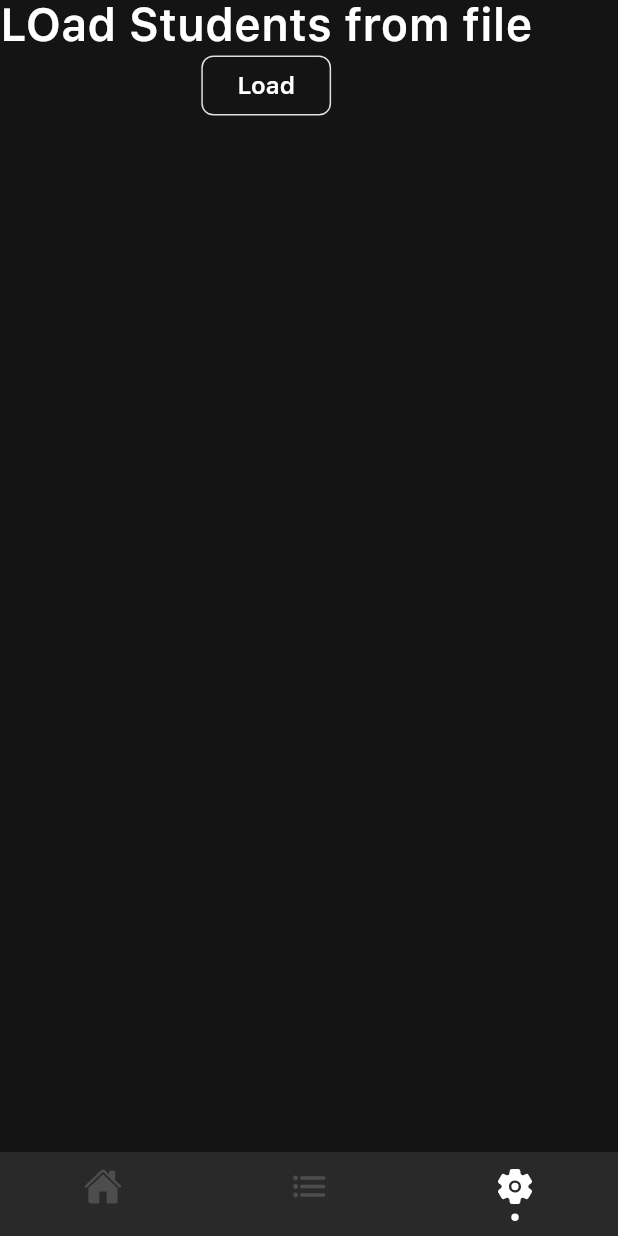
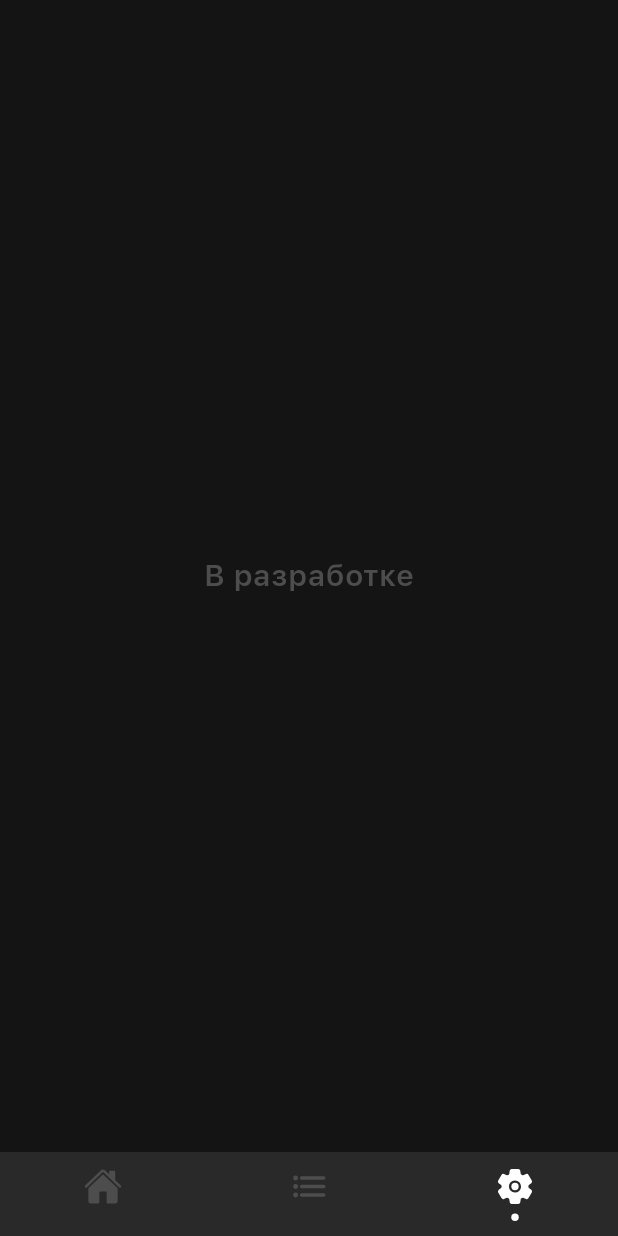
Before and after one commit to Sosisska123/duty-selector, a Flutter app: the screen it shows after launch, item 3 of the bottom bar chosen, on a phone screen of 412 x 824 dp. Run offline on Flutter 3.47's test engine with Material 3 defaults, Android fonts, the phone set to English and light mode, and no system bars; drawn by our look-alikes of persistent_bottom_nav_bar; our stand-ins replace ionicons, logger, sqflite; accounts and stored records are empty.

Commit message:
fix selectin absent students, absence removing,  blank settings screen

```diff
--- a/lib/features/domain/duty_selection/student_manager.dart
+++ b/lib/features/domain/duty_selection/student_manager.dart
@@ -58,7 +58,7 @@ class StudentManager {
     for (var i = 0; i < studentRows.length; i++) {
       final student = studentRows[i];
 
-      if (student!.isSelected == true) {
+      if (student!.isSelected == true && isStudentPresent(i)) {
         result.add(student.student);
       }
     }
@@ -74,7 +74,7 @@ class StudentManager {
     for (var i = 0; i < studentRows.length; i++) {
       final student = studentRows[i];
 
-      if (!(student!.isStudentPresent()) && student.hasAbsenceChanged) {
+      if (student!.hasAbsenceChanged) {
         result.add({student.student: student.absenceType});
       }
     }
--- a/lib/features/presentation/screens/settings.dart
+++ b/lib/features/presentation/screens/settings.dart
@@ -1,9 +1,16 @@
+import 'package:duty_selector/features/data/absence_type.dart';
+import 'package:duty_selector/features/data/models/absence.dart';
+import 'package:duty_selector/features/data/models/duty.dart';
+import 'package:duty_selector/features/presentation/widgets/texts/accent_text.dart';
 import 'package:duty_selector/features/presentation/widgets/texts/regular_text.dart';
 import 'package:duty_selector/features/presentation/widgets/texts/title_text.dart';
 import 'package:duty_selector/features/data/database.dart';
 import 'package:duty_selector/features/data/models/student.dart';
 import 'package:duty_selector/utils/student_parser.dart';
 import 'package:flutter/material.dart';
+import 'package:logger/logger.dart';
+
+var logger = Logger();
 
 class SettingsScreen extends StatelessWidget {
   final DatabaseService databaseService;
@@ -12,21 +19,143 @@ class SettingsScreen extends StatelessWidget {
   @override
   Widget build(BuildContext context) {
     return Scaffold(
-      body: Column(
-        children: [
-          TitleText(text: 'LOad Students from file'),
-          ElevatedButton(
-            onPressed: _loadStudsFromFile,
-            child: RegularText(text: 'Load'),
-          ),
-        ],
-      ),
+      body: Center(child: AccentText(text: 'В разработке')),
     );
   }
 
-  void _loadStudsFromFile() async {
-    List<Student> students = await parseNames();
-    print(students);
-    databaseService.addStudents(students);
+  // @override
+  // Widget build(BuildContext context) {
+  //   return Scaffold(
+  //     body: Column(
+  //       children: [
+  //         TitleText(text: 'Settings'),
+  //         ElevatedButton(
+  //           onPressed: _loadStudsFromFile,
+  //           child: RegularText(text: 'Load Students from file'),
+  //         ),
+  //         ElevatedButton(
+  //           onPressed: _selectStuds,
+  //           child: RegularText(text: 'Select students'),
+  //         ),
+  //         ElevatedButton(
+  //           onPressed: _clearStudents,
+  //           child: RegularText(text: 'Clear students'),
+  //         ),
+  //         ElevatedButton(
+  //           onPressed: _dropStudsTable,
+  //           child: RegularText(text: 'Drop students Table'),
+  //         ),
+  //         ElevatedButton(
+  //           onPressed: _dropDutiesTable,
+  //           child: RegularText(text: 'Drop Duties Table'),
+  //         ),
+  //         ElevatedButton(
+  //           onPressed: _selectDuties,
+  //           child: RegularText(text: 'Select duties'),
+  //         ),
+  //         ElevatedButton(
+  //           onPressed: _clearDuties,
+  //           child: RegularText(text: 'Clear duites'),
+  //         ),
+  //         ElevatedButton(
+  //           onPressed: () => _mockDuties(10),
+  //           child: RegularText(text: 'Mock duties'),
+  //         ),
+  //         ElevatedButton(
+  //           onPressed: () => _mockAbsences(10),
+  //           child: RegularText(text: 'Mock absences'),
+  //         ),
+  //         ElevatedButton(
+  //           onPressed: () => _clearAbsences(),
+  //           child: RegularText(text: 'Clear absences'),
+  //         ),
+  //         ElevatedButton(
+  //           onPressed: () => _selectAbsences(),
+  //           child: RegularText(text: 'Select absences'),
+  //         ),
+  //       ],
+  //     ),
+  //   );
+  // }
+
+  // void _loadStudsFromFile() async {
+  //   List<Student> students = await parseNames();
+  //   printAll(students);
+  //   await databaseService.addStudents(students);
+  // }
+
+  // void _dropStudsTable() async {
+  //   await databaseService.dropTable('students');
+  //   logger.i('Drop Students');
+  // }
+
+  // void _dropDutiesTable() async {
+  //   await databaseService.dropTable('duties');
+  //   logger.i('Drop Duties');
+  // }
+
+  // void _selectStuds() async {
+  //   var duties = await databaseService.getStudents();
+  //   printAll(duties);
+  // }
+
+  // void _selectDuties() async {
+  //   var students = await databaseService.getDuties();
+  //   students.map((e) => logger.i(e.toString()));
+  //   printAll(students);
+  // }
+
+  // void _clearStudents() async {
+  //   var count = await databaseService.clear('students');
+  //   logger.i('Cleared $count');
+  // }
+
+  // void _clearDuties() async {
+  //   var count = await databaseService.clear('duties');
+  //   logger.i('Cleared $count');
+  // }
+
+  // void _mockDuties(int count) async {
+  //   for (int i = 0; i < count; i++) {
+  //     await databaseService.addDuty(
+  //       Duty(
+  //         type: "кабинет Шакирова",
+  //         date: DateTime.now(),
+  //         studentId: Random().nextInt(26) + 1,
+  //       ),
+  //     );
+  //   }
+  //   logger.i('Mocked $count duties');
+  // }
+
+  // void _mockAbsences(int count) async {
+  //   for (int i = 0; i < count; i++) {
+  //     await databaseService.addAbsence(
+  //       Absence(
+  //         reason: AbsenceType.sick.name,
+  //         date: DateTime.now(),
+  //         studentId: Random().nextInt(26) + 1,
+  //         expireDuration: 80,
+  //       ),
+  //     );
+  //   }
+  //   logger.i('Mocked $count Absences');
+  // }
+
+  // void _clearAbsences() async {
+  //   var count = await databaseService.clear('absences');
+  //   logger.i('Cleared $count from absences');
+  // }
+
+  // void _selectAbsences() async {
+  //   var students = await databaseService.getAbsences();
+  //   students.map((e) => logger.i(e.toString()));
+  //   printAll(students);
+  // }
+}
+
+void printAll(List list) {
+  for (var e in list) {
+    logger.i(e.toString());
   }
 }
--- a/lib/features/presentation/screens/students.dart
+++ b/lib/features/presentation/screens/students.dart
@@ -162,7 +162,9 @@ class _StudentsPageState extends State<StudentsPage> {
   ) async {
     Future.wait(
       absentStudents.map(
-        (e) => widget.databaseService.addAbsence(
+        (e) => e.values.first == AbsenceType.present
+            ? widget.databaseService.removeLastAbsence(e.keys.first.id!)
+            : widget.databaseService.addAbsence(
                 Absence(
                   studentId: e.keys.first.id!,
                   reason: e.values.first.name,
```
Also changed, not shown: lib/features/data/database.dart (+13 -0 lines). Lines whose indentation alone changed are shown as unchanged.
